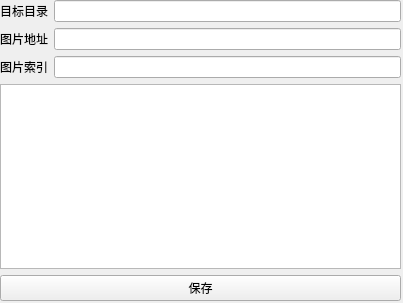
The window that network/spider/download_pic_qt4/ui/window.ui (wkown/pytest27) describes before a commit, drawn with Qt 5.
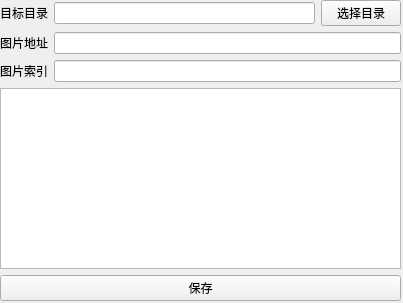
The same window after the commit.

Commit message: 修改下载图片的程序，增加文件选择器，直接通过鼠标选择目标目录即可。

Patch:
```diff
--- a/network/spider/download_pic_qt4/ui/window.ui
+++ b/network/spider/download_pic_qt4/ui/window.ui
@@ -35,6 +35,13 @@
       <item>
        <widget class="QLineEdit" name="save_path_edit"/>
       </item>
+      <item>
+       <widget class="QPushButton" name="select_dirB">
+        <property name="text">
+         <string>选择目录</string>
+        </property>
+       </widget>
+      </item>
      </layout>
     </item>
     <item>
```
The commit also changes 2 other files.
